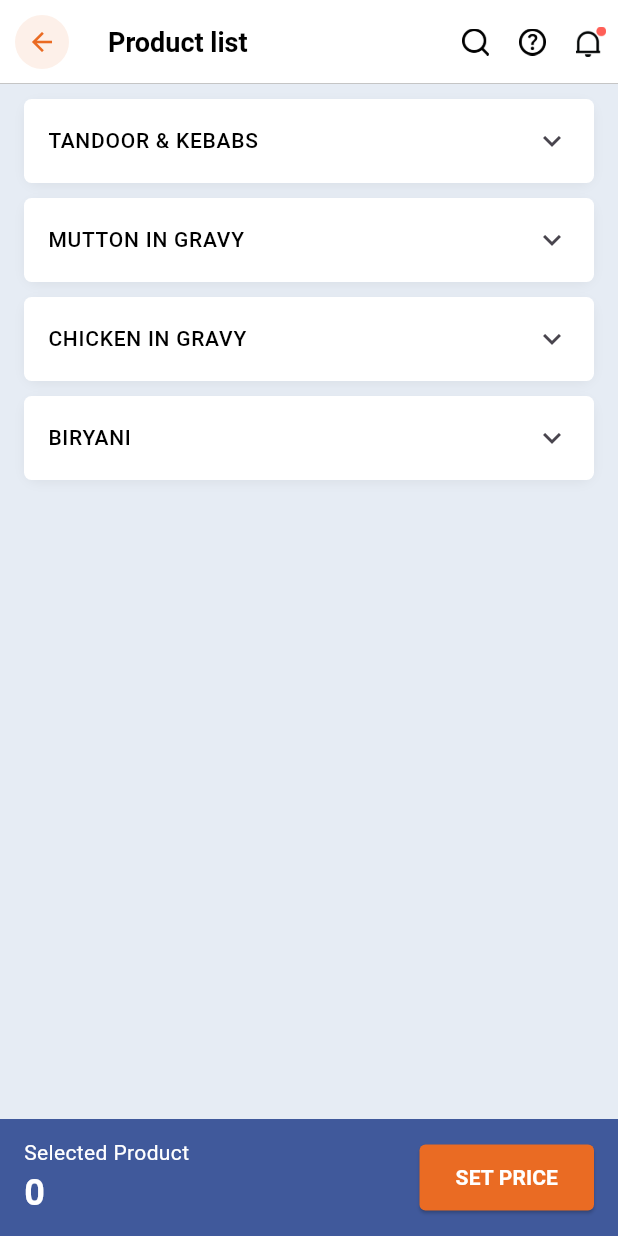
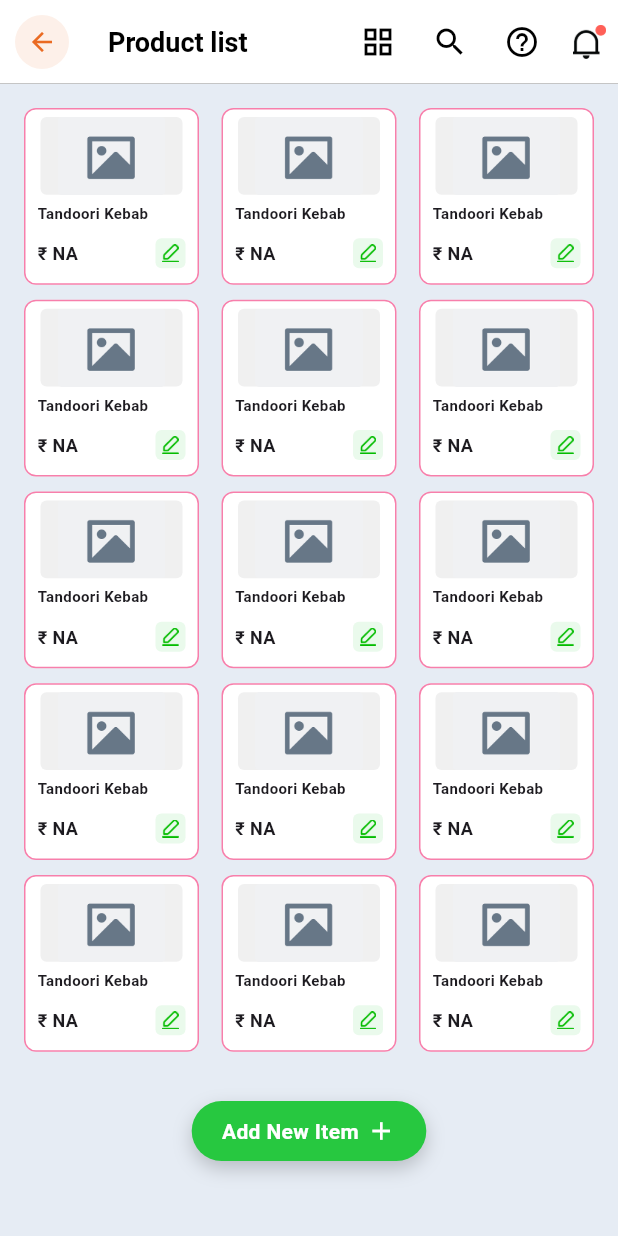
Before and after one commit to niladri-turain/billtrack-app, a Flutter app: the ProductScreen screen opened directly, after a tap on "SET PRICE", on a phone screen of 412 x 824 dp. Run offline on Flutter 3.47's test engine with Material 3 defaults, Android fonts, the phone set to English and light mode, and no system bars; our stand-ins replace flutter_svg.

Commit message:
design set price screen and add item model

```diff
--- a/lib/core/constant/app_pngs.dart
+++ b/lib/core/constant/app_pngs.dart
@@ -37,5 +37,8 @@ class AppImagesPng {
   static const view = "assets/images/view.png";
   static const whatsapp = "assets/images/whatsapp.png";
   static const billTrackLogo = "assets/images/billTrackLogo.png";
+  static const defaultImage = "assets/images/defaultImage.png";
+  static const edit1 = "assets/images/edit1.png";
+  static const uploadImage = "assets/images/uploadImage.png";
 
 }
--- a/lib/features/product/screen/product_screen.dart
+++ b/lib/features/product/screen/product_screen.dart
@@ -1,4 +1,5 @@
 import 'package:billtrack/core/constant/app_colors.dart';
+import 'package:billtrack/features/product/screen/set_price_screen.dart';
 import 'package:billtrack/widgets/custom_app_bar.dart';
 import 'package:billtrack/widgets/custom_bottom_navigationbar.dart';
 import 'package:flutter/material.dart';
@@ -238,7 +239,12 @@ class _ProductScreenState extends State<ProductScreen> {
               ],
             ),
             ElevatedButton(
-              onPressed: () {},
+              onPressed: () {
+                Navigator.push(
+                  context,
+                  MaterialPageRoute(builder: (context) => const SetPriceScreen()),
+                );
+              },
               style: ElevatedButton.styleFrom(
                 backgroundColor: AppColors.orange,
                 shape: RoundedRectangleBorder(
--- /dev/null
+++ b/lib/features/product/screen/set_price_screen.dart
@@ -0,0 +1,261 @@
+import 'package:billtrack/core/constant/app_colors.dart';
+import 'package:billtrack/core/constant/app_pngs.dart';
+import 'package:billtrack/features/product/widget/add_product_modal.dart';
+import 'package:billtrack/widgets/custom_app_bar.dart';
+import 'package:flutter/material.dart';
+
+class SetPriceScreen extends StatefulWidget {
+  const SetPriceScreen({super.key});
+
+  @override
+  State<SetPriceScreen> createState() => _SetPriceScreenState();
+}
+
+class _SetPriceScreenState extends State<SetPriceScreen> {
+  bool _isGridView = true;
+
+  void _showAddProductModal() {
+    showGeneralDialog(
+      context: context,
+      barrierDismissible: true,
+      barrierLabel: '',
+      barrierColor: Colors.black.withOpacity(0.5),
+      transitionDuration: const Duration(milliseconds: 400),
+      pageBuilder: (context, anim1, anim2) {
+        return const AddProductModal();
+      },
+      transitionBuilder: (context, anim1, anim2, child) {
+        return SlideTransition(
+          position: Tween<Offset>(
+            begin: const Offset(0, -1),
+            end: Offset.zero,
+          ).animate(CurvedAnimation(
+            parent: anim1,
+            curve: Curves.easeOutCubic,
+          )),
+          child: child,
+        );
+      },
+    );
+  }
+
+  @override
+  Widget build(BuildContext context) {
+    return Scaffold(
+      backgroundColor: const Color(0xFFE6ECF4),
+      appBar: CustomAppBar(
+        title: 'Product list',
+        onBackPress: () => Navigator.pop(context),
+        actions: [
+          IconButton(
+            icon: Icon(_isGridView ? Icons.grid_view : Icons.list, color: Colors.black),
+            onPressed: () {
+              setState(() {
+                _isGridView = !_isGridView;
+              });
+            },
+          ),
+          IconButton(
+            icon: const Icon(Icons.search, color: Colors.black),
+            onPressed: () {},
+          ),
+          IconButton(
+            icon: const Icon(Icons.help_outline, color: Colors.black),
+            onPressed: () {},
+          ),
+          const SizedBox(width: 10,),
+          Padding(
+            padding: const EdgeInsets.only(right: 8.0),
+            child: Image.asset(AppImagesPng.notification, width: 22),
+          ),
+        ],
+      ),
+      body: Stack(
+        children: [
+          _isGridView ? _buildGridView() : _buildListView(),
+          // Floating Add New Item Button
+          Align(
+            alignment: Alignment.bottomCenter,
+            child: Padding(
+              padding: const EdgeInsets.only(bottom: 50.0),
+              child: InkWell(
+                onTap: _showAddProductModal,
+                child: Container(
+                  padding: const EdgeInsets.symmetric(horizontal: 20, vertical: 10),
+                  decoration: BoxDecoration(
+                    color: const Color(0xFF27C840),
+                    borderRadius: BorderRadius.circular(30),
+                    boxShadow: [
+                      BoxShadow(
+                        color: Colors.black.withOpacity(0.2),
+                        blurRadius: 10,
+                        offset: const Offset(0, 5),
+                      ),
+                    ],
+                  ),
+                  child: const Row(
+                    mainAxisSize: MainAxisSize.min,
+                    children: [
+                      Text(
+                        'Add New Item',
+                        style: TextStyle(color: Colors.white, fontWeight: FontWeight.bold),
+                      ),
+                      SizedBox(width: 5),
+                      Icon(Icons.add, color: Colors.white, size: 20),
+                    ],
+                  ),
+                ),
+              ),
+            ),
+          ),
+        ],
+      ),
+    );
+  }
+
+  Widget _buildGridView() {
+    return GridView.builder(
+      padding: const EdgeInsets.fromLTRB(16, 16, 16, 100),
+      gridDelegate: const SliverGridDelegateWithFixedCrossAxisCount(
+        crossAxisCount: 3,
+        childAspectRatio: 0.99,
+        crossAxisSpacing: 15,
+        mainAxisSpacing: 10,
+      ),
+      itemCount: 15,
+      itemBuilder: (context, index) {
+        return _buildGridItem();
+      },
+    );
+  }
+
+  Widget _buildGridItem() {
+    return Container(
+      decoration: BoxDecoration(
+        color: Colors.white,
+        borderRadius: BorderRadius.circular(8),
+        border: Border.all(color: const Color(0XFFF00058).withOpacity(0.5), width: 1),
+      ),
+      child: Column(
+        crossAxisAlignment: CrossAxisAlignment.start,
+        children: [
+          Flexible(
+            child: Padding(
+              padding: const EdgeInsets.symmetric(horizontal: 05.0),
+              child: Center(
+                child: Container(
+                  height: 70,
+                  margin: const EdgeInsets.all(5),
+                  decoration: BoxDecoration(
+                    color: const Color(0xFFF0F0F0),
+                    borderRadius: BorderRadius.circular(4),
+                  ),
+                  child: Center(
+                    child: Image.asset(AppImagesPng.defaultImage),
+                  ),
+                ),
+              ),
+            ),
+          ),
+          const Padding(
+            padding: EdgeInsets.symmetric(horizontal: 8.0),
+            child: Text(
+              'Tandoori Kebab',
+              style: TextStyle(fontSize: 10, fontWeight: FontWeight.bold),
+              maxLines: 1,
+              overflow: TextOverflow.ellipsis,
+            ),
+          ),
+          Padding(
+            padding: const EdgeInsets.symmetric(horizontal: 8.0, vertical: 10),
+            child: Row(
+              mainAxisAlignment: MainAxisAlignment.spaceBetween,
+              children: [
+                const Text(
+                  '₹ NA',
+                  style: TextStyle(fontSize: 12, fontWeight: FontWeight.bold),
+                ),
+                Container(
+                  height: 20,
+                  width: 20,
+                  padding: const EdgeInsets.all(2),
+                  decoration: BoxDecoration(
+                    color: const Color(0xFFEAFAEC),
+                    borderRadius: BorderRadius.circular(4),
+                  ),
+                  child: Padding(
+                    padding: const EdgeInsets.all(2.0),
+                    child: Image.asset(AppImagesPng.edit1, width: 10),
+                  ),
+                ),
+              ],
+            ),
+          ),
+        ],
+      ),
+    );
+  }
+
+  Widget _buildListView() {
+    return ListView.builder(
+      padding: const EdgeInsets.fromLTRB(16, 16, 16, 100),
+      itemCount: 15,
+      itemBuilder: (context, index) {
+        return _buildListItem();
+      },
+    );
+  }
+
+  Widget _buildListItem() {
+    return Container(
+      margin: const EdgeInsets.only(bottom: 10),
+      padding: const EdgeInsets.all(10),
+      decoration: BoxDecoration(
+        color: Colors.white,
+        borderRadius: BorderRadius.circular(8),
+      ),
+      child: Row(
+        children: [
+          Container(
+            width: 60,
+            height: 60,
+            decoration: BoxDecoration(
+              color: const Color(0xFFF0F0F0),
+              borderRadius: BorderRadius.circular(4),
+            ),
+            child: Image.asset(AppImagesPng.defaultImage),
+          ),
+          const SizedBox(width: 15),
+          const Expanded(
+            child: Column(
+              crossAxisAlignment: CrossAxisAlignment.start,
+              children: [
+                Text(
+                  'Tandoori Kebab',
+                  style: TextStyle(fontWeight: FontWeight.bold, fontSize: 14),
+                ),
+                Text(
+                  'Starter',
+                  style: TextStyle(color: Colors.grey, fontSize: 12),
+                ),
+              ],
+            ),
+          ),
+          const Column(
+            crossAxisAlignment: CrossAxisAlignment.end,
+            children: [
+              Text(
+                '₹ 200.00',
+                style: TextStyle(fontWeight: FontWeight.bold, fontSize: 14),
+              ),
+              Text(
+                'Per plate',
+                style: TextStyle(color: Colors.red, fontSize: 10),
+              ),
+            ],
+          ),
+        ],
+      ),
+    );
+  }
+}
```
Also changed, not shown: lib/features/product/widget/add_product_modal.dart (added, +169 -0 lines), assets/images/defaultImage.png (added), assets/images/edit1.png (added), assets/images/uploadImage.png (added).
